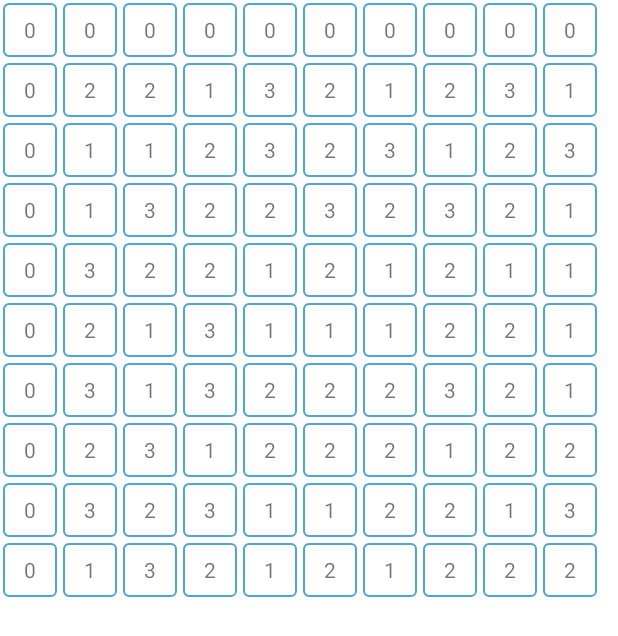
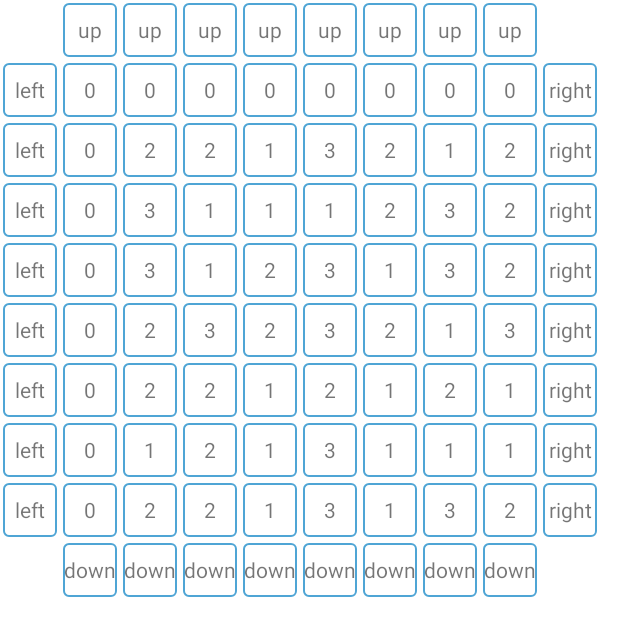
Before and after one commit to meolga/nums, an Android app: the screen it shows after launch (MainActivity), on a phone screen of 412 x 824 dp. Shown: the top 636 px of the screen. Run offline under Robolectric (Android 15) with nearby library versions, the phone set to English and light mode, and no system bars.

Commit message:
add up, down, left, right

```diff
--- a/app/src/main/java/com/example/myapplication/MainActivity.java
+++ b/app/src/main/java/com/example/myapplication/MainActivity.java
@@ -1,43 +1,27 @@
 package com.example.myapplication;
 
-import android.content.ClipData;
-import android.content.ClipDescription;
-import android.graphics.Color;
 import android.os.Bundle;
 
-import com.google.android.material.snackbar.Snackbar;
-
-import androidx.annotation.NonNull;
 import androidx.appcompat.app.AppCompatActivity;
 
-import android.util.Log;
-import android.view.DragEvent;
-import android.view.GestureDetector;
 import android.view.LayoutInflater;
-import android.view.MotionEvent;
 import android.view.View;
-
-import androidx.navigation.NavController;
-import androidx.navigation.Navigation;
-import androidx.navigation.ui.AppBarConfiguration;
-import androidx.navigation.ui.NavigationUI;
 
 import com.example.myapplication.databinding.ActivityMainBinding;
 
-import android.view.Menu;
-import android.view.MenuItem;
 import android.widget.FrameLayout;
-import android.widget.ImageView;
 import android.widget.LinearLayout;
 import android.widget.TextView;
-import android.widget.Toast;
 
-import io.github.hyuwah.draggableviewlib.DraggableListener;
-import io.github.hyuwah.draggableviewlib.DraggableView;
+import java.util.stream.IntStream;
 
 public class MainActivity extends AppCompatActivity {
 
-    private static final int SIZE = 10;
+    private static final int SIZE = 8;
+    public static final String LEFT = "left";
+    public static final String UP = "up";
+    public static final String RIGHT = "right";
+    public static final String DOWN = "down";
     private ActivityMainBinding binding;
     private Model model = new Model(SIZE);
 
@@ -48,15 +32,55 @@ public class MainActivity extends AppCompatActivity {
         binding = ActivityMainBinding.inflate(getLayoutInflater());
         setContentView(binding.getRoot());
 
-        for (int i = 0; i < SIZE; i++) {
-            LinearLayout row = (LinearLayout) LayoutInflater.from(this).inflate(R.layout.row, null);
-            binding.main.addView(row);
-            for (int j = 0; j < SIZE; j++) {
-                FrameLayout text = (FrameLayout) LayoutInflater.from(this).inflate(R.layout.text, null);
-                ((TextView)text.findViewById(R.id.text)).setText("" + model.get(i, j));
-                row.addView(text);
-                text.setOnClickListener(v -> text.setSelected(true));
-            }
-        }
+        final LinearLayout upRow = addRow();
+        addButtonInvisible(upRow);
+        IntStream.range(0, SIZE).forEach(j -> {
+            FrameLayout button = addButton(upRow, UP);
+            button.setOnClickListener(v -> model.up(j));
+        });
+        addButtonInvisible(upRow);
+
+        IntStream.range(0, SIZE).forEach(i -> {
+            LinearLayout r = addRow();
+            addButton(r, LEFT).setOnClickListener(v -> model.left(i));
+            IntStream.range(0, SIZE).forEach(j -> {
+                FrameLayout button = addButton(r, "" + model.get(i, j));
+                button.setOnClickListener(v -> button.setSelected(!button.isSelected()));
+                model.addListener(i, j, (i1, j1, value) -> ((TextView) button.findViewById(R.id.text)).setText("" + value));
+            });
+            addButton(r, RIGHT).setOnClickListener(v -> model.right(i));;
+        });
+
+
+        final LinearLayout downRow = addRow();
+        addButtonInvisible(downRow);
+        IntStream.range(0, SIZE).forEach(j -> {
+            FrameLayout button = addButton(downRow, DOWN);
+            button.setOnClickListener(v -> model.down(j));
+        });
+        addButtonInvisible(downRow);
+
+    }
+
+    private LinearLayout addRow() {
+        LinearLayout row = (LinearLayout) LayoutInflater.from(this).inflate(R.layout.row, null);
+        binding.main.addView(row);
+        return row;
+    }
+
+    private FrameLayout addButton(LinearLayout row, String text) {
+        FrameLayout layout = (FrameLayout) LayoutInflater.from(this).inflate(R.layout.text, null);
+        TextView textView = layout.findViewById(R.id.text);
+        textView.setText(text);
+
+        row.addView(layout);
+        return layout;
+    }
+
+    private void addButtonInvisible(LinearLayout row) {
+        FrameLayout layout = (FrameLayout) LayoutInflater.from(this).inflate(R.layout.text, null);
+        layout.setVisibility(View.INVISIBLE);
+
+        row.addView(layout);
     }
 }
--- /dev/null
+++ b/app/src/main/java/com/example/myapplication/ModelChangeListener.java
@@ -0,0 +1,5 @@
+package com.example.myapplication;
+
+public interface ModelChangeListener {
+        public void valueChanged(int i, int j, int value);
+}
```
Also changed, not shown: app/src/main/java/com/example/myapplication/Model.java (+48 -33 lines).
